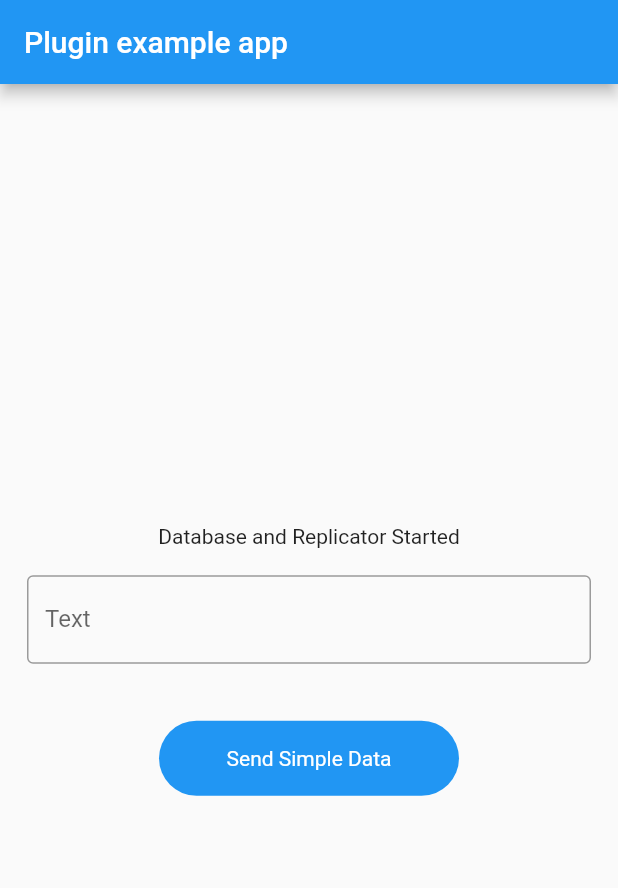
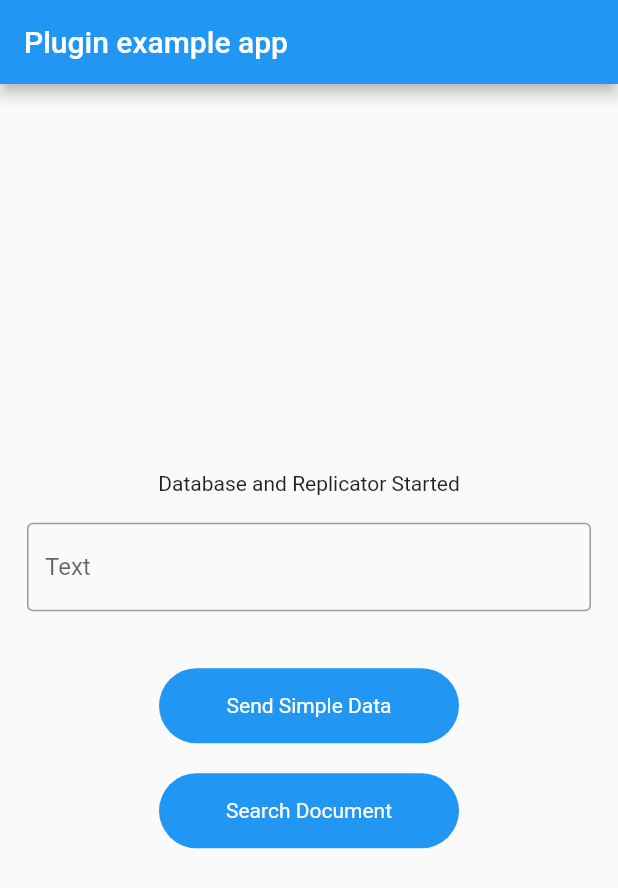
Before and after one commit to trongngo148/flutter_couchbase, a Flutter app: the screen it shows after launch, after a tap on "Send Simple Data", on a phone screen of 412 x 824 dp. Shown: the top 888 px of the screen. Run offline on Flutter 3.47's test engine with Material 2 defaults, Android fonts, the phone set to English and light mode, and no system bars; missing offline and left inert: couchbase_lite; Roboto replaces fonts that are missing (Rubik).

Commit message:
delete code unuse

```diff
--- a/lib/main.dart
+++ b/lib/main.dart
@@ -1,10 +1,9 @@
 import 'dart:async';
 import 'package:couchbase_lite/couchbase_lite.dart';
-import 'package:couchbase_lite_example/colors.dart';
+import 'package:couchbase_lite_example/constants/colors.dart';
 import 'package:flutter/material.dart';
 import 'package:flutter/services.dart';
 
-// void main() => runApp(BeerSampleApp(AppMode.production));
 void main() => runApp(ExampleApp());
 
 class ExampleApp extends StatefulWidget {
@@ -17,6 +16,7 @@ class _ExampleAppState extends State<ExampleApp> {
   late Database database;
   Replicator? replicator;
   late ListenerToken _listenerToken;
+  late ListenerToken _listenerDocumentToken;
 
   late TextEditingController _usernameController;
   @override
@@ -33,44 +33,17 @@ class _ExampleAppState extends State<ExampleApp> {
       return "Error initializing database";
     }
 
-    // Create a new document (i.e. a record) in the database.
-    MutableDocument? mutableDoc = MutableDocument().setDouble("version", 2.0).setString("type", "SDK");
-
-    // Save it to the database.
-    try {
-      await database.saveDocument(mutableDoc);
-    } on PlatformException {
-      return "Error saving document";
-    }
-
-    // Update a document.
-    mutableDoc = (await database.document(mutableDoc.id!))?.toMutable().setString("language", "Dart");
-
-    if (mutableDoc != null) {
-      try {
-        await database.saveDocument(mutableDoc);
-
-        var document = await (database.document(mutableDoc.id!));
-
-        print("Document ID :: ${document!.id}");
-        print("Learning ${document.getString("language")}");
-      } on PlatformException {
-        return "Error saving document";
-      }
-    }
-
-    // Create a query to fetch documents of type SDK.
-    var query = QueryBuilder.select([SelectResult.all()]).from("gettingStarted").where(Expression.property("type").equalTo(Expression.string("SDK")));
+    var query = QueryBuilder.select([SelectResult.all()]).from("gettingStarted");
 
     // Run the query.
     try {
       var result = await query.execute();
-      print("Number of rows :: ${result.allResults().length}");
+      print("Number of rows : ${result.allResults().length}");
     } on PlatformException {
       return "Error running the query";
     }
 
-    ReplicatorConfiguration config = ReplicatorConfiguration(database, "ws://10.0.2.2:4984/beer-sample");
+    ReplicatorConfiguration config = ReplicatorConfiguration(database, "ws://10.0.2.2:4985/beer-sample");
     config.replicatorType = ReplicatorType.pushAndPull;
     config.continuous = true;
 
@@ -98,6 +71,19 @@ class _ExampleAppState extends State<ExampleApp> {
     setState(() {
       _displayString = result;
     });
+  }
+
+  Future<void> printDocument() async {
+    var query =
+        QueryBuilder.select([SelectResult.all()]).from("gettingStarted").where(Expression.property("Test").equalTo(Expression.string("Trong 1156")));
+
+    // Run the query.
+    try {
+      var result = await query.execute();
+      print("Number of rows : ${result.allResults().length}");
+    } on PlatformException {
+      print("Error running the query");
+    }
   }
 
   ThemeData _buildTheme() {
@@ -148,7 +134,6 @@ class _ExampleAppState extends State<ExampleApp> {
             ),
             InkWell(
               onTap: () async {
-                print("object");
                 MutableDocument? mutableDoc = MutableDocument().setString("Test", _usernameController.text);
 
                 // Save it to the database.
@@ -158,7 +143,7 @@ class _ExampleAppState extends State<ExampleApp> {
                   print("Error saving document");
                 }
                 var document = await database.document(mutableDoc.id.toString());
-                print("Document ID :: ${document!.id}");
+                print("Document ID :: ${document.id}");
               },
               child: Container(
                 height: 50,
@@ -167,6 +152,24 @@ class _ExampleAppState extends State<ExampleApp> {
                 child: Center(
                     child: Text(
                   "Send Simple Data",
+                  style: TextStyle(color: Colors.white),
+                )),
+              ),
+            ),
+            SizedBox(
+              height: 20,
+            ),
+            InkWell(
+              onTap: () async {
+                printDocument();
+              },
+              child: Container(
+                height: 50,
+                width: 200,
+                decoration: BoxDecoration(borderRadius: BorderRadius.circular(30), color: Colors.blue),
+                child: Center(
+                    child: Text(
+                  "Search Document",
                   style: TextStyle(color: Colors.white),
                 )),
               ),
```
Also changed, not shown: lib/constants/colors.dart (renamed from lib/colors.dart).
